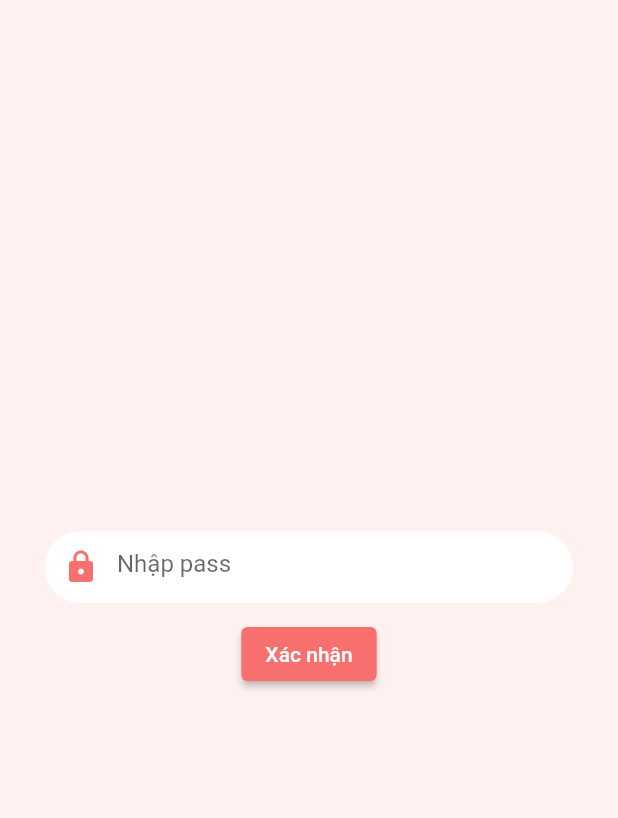
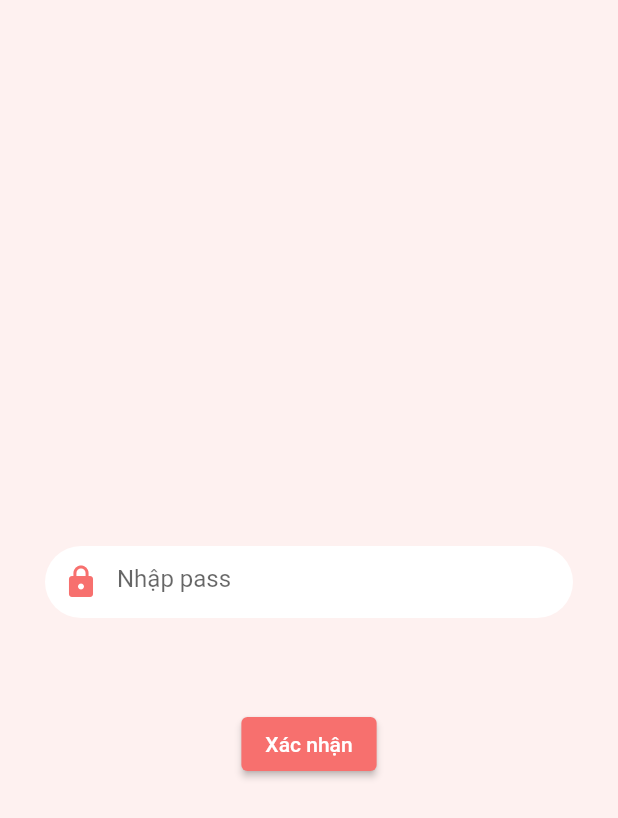
Before and after one commit to qu-Ming/mutil_app, a Flutter app: the SecurityPage screen opened directly, after a tap on "Xác nhận", on a phone screen of 412 x 824 dp. Shown: the top 818 px of the screen. Run offline on Flutter 3.47's test engine with Material 2 defaults, Android fonts, the phone set to English and light mode, and no system bars; our stand-ins replace cloud_firestore, firebase_core, image_picker, like_button; accounts and stored records are empty.

Commit message:
85% chat

```diff
--- a/lib/components/chat_item.dart
+++ b/lib/components/chat_item.dart
@@ -9,18 +9,21 @@ class ChatItem extends StatelessWidget {
       {Key? key,
       required this.aligment,
       required this.textMess,
-      required this.texTime})
+      required this.texTime,
+      this.width})
       : super(key: key);
 
   final AlignmentGeometry aligment;
   final String textMess;
   final String texTime;
+  final double? width;
 
   @override
   Widget build(BuildContext context) {
     return Align(
       alignment: aligment,
       child: Container(
+          width: width,
           margin: const EdgeInsets.all(12),
           padding: const EdgeInsets.all(4),
           decoration: BoxDecoration(
--- a/lib/main.dart
+++ b/lib/main.dart
@@ -1,6 +1,8 @@
 import 'package:firebase_core/firebase_core.dart';
 import 'package:flutter/material.dart';
 import 'package:mutil_app/pages/bottom_navigator.dart';
+import 'package:mutil_app/pages/chat_page/chat_page.dart';
+import 'package:mutil_app/pages/chat_page/security_page.dart';
 
 import 'firebase_options.dart';
 
--- a/lib/pages/chat_page/security_page.dart
+++ b/lib/pages/chat_page/security_page.dart
@@ -15,13 +15,15 @@ TextEditingController security = TextEditingController();
 class _SecurityPageState extends State<SecurityPage> {
   @override
   Widget build(BuildContext context) {
-    return Scaffold(
+    return SafeArea(
+      child: Scaffold(
           backgroundColor: AppColors.colorPink4,
           body: Column(
             mainAxisAlignment: MainAxisAlignment.center,
             children: [
               Container(
-              margin: const EdgeInsets.symmetric(horizontal: 30.0),
+                margin:
+                    const EdgeInsets.symmetric(horizontal: 30.0, vertical: 60),
                 decoration: BoxDecoration(
                     color: AppColors.colorWhite,
                     borderRadius: BorderRadius.circular(24)),
@@ -37,14 +39,12 @@ class _SecurityPageState extends State<SecurityPage> {
                       border: InputBorder.none),
                 ),
               ),
-            Padding(
-              padding: const EdgeInsets.all(10.0),
-              child: ElevatedButton(
+              ElevatedButton(
                   style: ButtonStyle(
                       backgroundColor:
                           MaterialStateProperty.all(AppColors.colorPink)),
                   onPressed: () {
-                    if (security.text == "m0912") {
+                    if (security.text == "m912") {
                       String pass = "minh";
                       Navigator.push(
                           context,
@@ -52,7 +52,7 @@ class _SecurityPageState extends State<SecurityPage> {
                               builder: (context) => ChatPage(
                                     pass: pass,
                                   )));
-                    } else if (security.text == "n0912") {
+                    } else if (security.text == "n912") {
                       String pass = "ngan";
                       Navigator.push(
                           context,
@@ -62,9 +62,9 @@ class _SecurityPageState extends State<SecurityPage> {
                                   )));
                     }
                   },
-                  child: const Text('Xác nhận')),
-            )
+                  child: const Text('Xác nhận'))
             ],
-        ));
+          )),
+    );
   }
 }
```
Also changed, not shown: lib/pages/bottom_navigator.dart (+14 -1 lines), lib/pages/chat_page/chat_page.dart (+105 -68 lines). Lines whose indentation alone changed are shown as unchanged.
